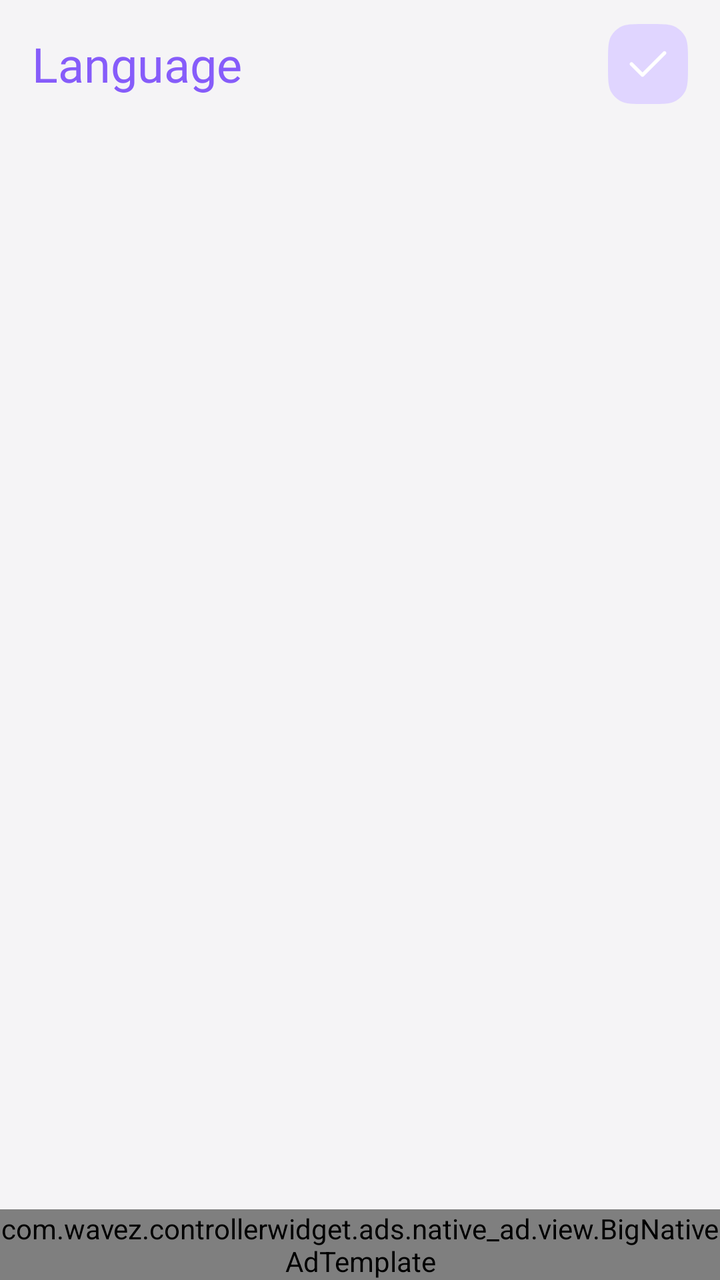
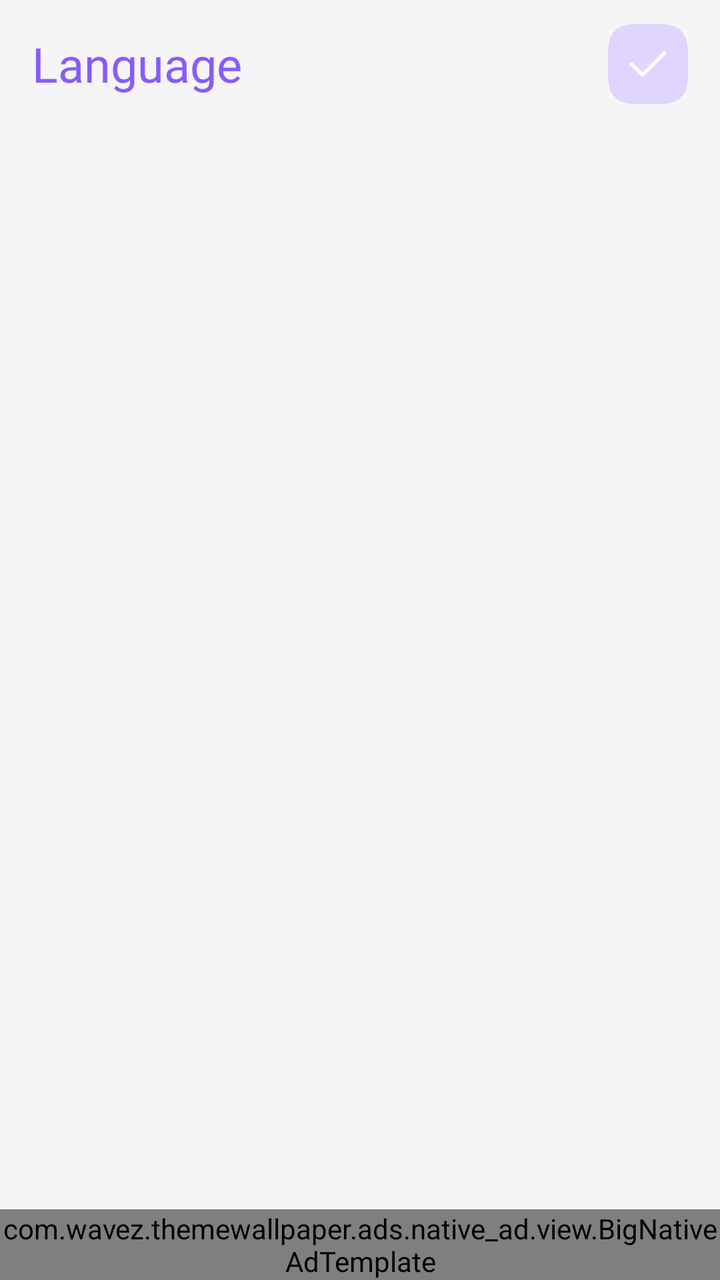

Compare the two renders of this Android layout. The source of the first and the diff that turns it into the second are given below.
<!-- AndroidManifest.xml: application theme Theme.ThemeWallpaper -->
<!-- res/layout/activity_language.xml -->
<?xml version="1.0" encoding="utf-8"?>
<androidx.constraintlayout.widget.ConstraintLayout xmlns:android="http://schemas.android.com/apk/res/android"
    xmlns:app="http://schemas.android.com/apk/res-auto"
    xmlns:tools="http://schemas.android.com/tools"
    android:id="@+id/languageFragment"
    android:layout_width="match_parent"
    android:layout_height="match_parent"
    android:background="@color/surface_2"
    android:orientation="vertical">

    <LinearLayout
        android:id="@+id/toolbar"
        android:layout_width="match_parent"
        android:layout_height="?attr/actionBarSize"
        android:elevation="@dimen/_5sdp"
        android:gravity="center_vertical"
        android:orientation="horizontal"
        android:paddingHorizontal="16dp"
        app:layout_constraintTop_toTopOf="parent">

        <androidx.appcompat.widget.AppCompatTextView
            style="@style/NunitoExtraBold.24"
            android:layout_width="0dp"
            android:layout_height="wrap_content"
            android:layout_weight="1"
            android:text="@string/language"
            android:textColor="@color/surfacePrimaryHighEm" />

        <androidx.appcompat.widget.AppCompatImageView
            android:id="@+id/btnNextLanguage"
            android:layout_width="wrap_content"
            android:layout_height="wrap_content"
            android:background="?selectableItemBackground"
            android:src="@drawable/state_button_check_language"
            android:textAllCaps="false" />

        <androidx.appcompat.widget.AppCompatImageView
            android:id="@+id/btnSave"
            android:layout_width="wrap_content"
            android:layout_height="wrap_content"
            android:background="?selectableItemBackground"
            android:src="@drawable/state_button_check_language"
            android:visibility="gone" />

    </LinearLayout>

    <androidx.recyclerview.widget.RecyclerView
        android:id="@+id/languageRV"
        android:layout_width="match_parent"
        android:layout_height="0dp"
        android:layout_weight="1"
        android:paddingHorizontal="12dp"
        android:paddingTop="8dp"
        app:layoutManager="androidx.recyclerview.widget.LinearLayoutManager"
        app:layout_constraintBottom_toTopOf="@+id/viewAd"
        app:layout_constraintTop_toBottomOf="@+id/toolbar"
        tools:listitem="@layout/item_language" />

    <FrameLayout
        android:id="@+id/viewAd"
        android:layout_width="match_parent"
        android:layout_height="wrap_content"
        app:layout_constraintBottom_toBottomOf="parent">

        <com.wavez.controllerwidget.ads.native_ad.view.BigNativeAdTemplate
            android:id="@+id/nativeLanguage1"
            android:layout_width="match_parent"
            android:layout_height="wrap_content"
            android:layout_gravity="bottom" />

        <com.wavez.controllerwidget.ads.native_ad.view.BigNativeAdTemplate
            android:id="@+id/nativeLanguage2"
            android:layout_width="match_parent"
            android:layout_height="wrap_content"
            android:layout_gravity="bottom"
            android:visibility="gone" />
    </FrameLayout>

</androidx.constraintlayout.widget.ConstraintLayout>
<!-- res/layout/item_language.xml (included above) -->
<?xml version="1.0" encoding="utf-8"?>
<LinearLayout xmlns:android="http://schemas.android.com/apk/res/android"
    android:layout_width="match_parent"
    android:layout_height="wrap_content"
    android:layout_margin="4dp"
    android:background="@drawable/selector_bg_language"
    android:gravity="center_vertical"
    android:orientation="horizontal"
    android:padding="16dp">

    <androidx.appcompat.widget.AppCompatTextView
        android:id="@+id/tvLanguageEn"
        style="@style/NunitoMedium.16"
        android:layout_width="0dp"
        android:layout_height="match_parent"
        android:layout_weight="1"
        android:gravity="center_vertical"
        android:text="@string/app_name"
        android:textColor="@color/textHighEm" />

    <androidx.appcompat.widget.AppCompatTextView
        android:id="@+id/tvLanguage"
        style="@style/NunitoSemiBold.14"
        android:layout_width="wrap_content"
        android:layout_height="match_parent"
        android:text="@string/app_name"
        android:textAlignment="textEnd"
        android:textColor="@color/textHighEm" />
</LinearLayout>
<!-- resources referenced by this layout -->
<resources>
  <color name="surfacePrimaryHighEm">#865CFA</color>
  <color name="surface_2">#F5F4F6</color>
  <color name="textHighEm">#0D0A11</color>
  <dimen name="_5sdp">5dp</dimen>
  <!-- drawable selector_bg_language (drawable) -->
  <?xml version="1.0" encoding="utf-8"?>
  <selector xmlns:android="http://schemas.android.com/apk/res/android">
      <item android:state_selected="false">
          <shape android:shape="rectangle">
              <solid android:color="@color/white" />
              <corners android:radius="16dp" />
          </shape>
      </item>
  
      <item android:state_selected="true">
          <shape android:shape="rectangle">
              <solid android:color="@color/surfacePrimaryLowEm" />
              <stroke android:color="@color/surfacePrimaryHighEm" android:width="1dp"/>
              <corners android:radius="16dp" />
          </shape>
      </item>
  </selector>
  <!-- drawable state_button_check_language (drawable) -->
  <?xml version="1.0" encoding="utf-8"?>
  <selector xmlns:android="http://schemas.android.com/apk/res/android">
      <item android:drawable="@drawable/ic_button_un_checked" android:state_selected="false" />
      <item android:drawable="@drawable/ic_button_checked" android:state_selected="true" />
  </selector>
  <string name="app_name">Themes: Wallpapers &amp; App Icons</string>
  <string name="language">Language</string>
  <style name="NunitoExtraBold.24" parent="NunitoExtraBold">
          <item name="android:textSize">24sp</item>
      </style>
  <style name="NunitoMedium.16" parent="NunitoMedium">
          <item name="android:textSize">16sp</item>
      </style>
  <style name="NunitoSemiBold.14" parent="NunitoSemiBold">
          <item name="android:textSize">14sp</item>
      </style>
  <style name="Theme.ThemeWallpaper" parent="Base.Theme.P67ControllerWidget" />
  <color name="white">#FFFFFFFF</color>
  <color name="surfacePrimaryLowEm">#EEE8FF</color>
  <!-- drawable ic_button_un_checked (drawable) -->
  <vector xmlns:android="http://schemas.android.com/apk/res/android"
      android:width="40dp"
      android:height="40dp"
      android:viewportWidth="40"
      android:viewportHeight="40">
      <path
          android:fillColor="#FFE0D5FF"
          android:pathData="M0 20C0 12.52 0 8.78 1.6 6 2.67 4.18 4.19 2.66 6 1.6 8.78 0 12.52 0 20 0s11.22 0 14 1.6c1.82 1.06 3.34 2.58 4.4 4.4C40 8.78 40 12.52 40 20s0 11.22-1.6 14c-1.06 1.82-2.58 3.34-4.4 4.4C31.22 40 27.48 40 20 40S8.78 40 6 38.4c-1.82-1.06-3.34-2.58-4.4-4.4C0 31.22 0 27.48 0 20Z"/>
      <path
          android:fillColor="#FFFFFFFF"
          android:pathData="M28.9 13.85c0.36 0.36 0.36 0.94 0 1.3l-11 11c-0.36 0.36-0.94 0.36-1.3 0l-5.5-5.5c-0.36-0.36-0.36-0.94 0-1.3 0.36-0.36 0.94-0.36 1.3 0l4.85 4.85L27.6 13.85c0.36-0.36 0.94-0.36 1.3 0Z"/>
  </vector>
  <!-- drawable ic_button_checked: vector/xml drawable (drawable, 2320 chars, omitted) -->
  <style name="NunitoExtraBold" parent="NunitoBase">
          <item name="android:fontFamily">@font/nunito_extra_bold</item>
      </style>
  <style name="NunitoMedium" parent="NunitoBase">
          <item name="android:fontFamily">@font/nunito_medium</item>
      </style>
  <style name="NunitoSemiBold" parent="NunitoBase">
          <item name="android:fontFamily">@font/nunito_semibold</item>
      </style>
  <style name="Base.Theme.P67ControllerWidget" parent="Theme.Material3.Light.NoActionBar">
          
          
          <item name="android:statusBarColor">@color/white</item>
          <item name="android:windowLightStatusBar">false</item>
          <item name="statusBarBackground">@color/white</item>
          <item name="android:windowOptOutEdgeToEdgeEnforcement" tools:targetApi="35">true</item>
  
      </style>
  <style name="NunitoBase">
          <item name="android:fontFamily">@font/nunito</item>
      </style>
</resources>

<!-- the commit's change to res/layout/activity_language.xml (unified diff, before → after) -->
@@ -62,13 +62,13 @@
         android:layout_height="wrap_content"
         app:layout_constraintBottom_toBottomOf="parent">
 
-        <com.wavez.controllerwidget.ads.native_ad.view.BigNativeAdTemplate
+        <com.wavez.themewallpaper.ads.native_ad.view.BigNativeAdTemplate
             android:id="@+id/nativeLanguage1"
             android:layout_width="match_parent"
             android:layout_height="wrap_content"
             android:layout_gravity="bottom" />
 
-        <com.wavez.controllerwidget.ads.native_ad.view.BigNativeAdTemplate
+        <com.wavez.themewallpaper.ads.native_ad.view.BigNativeAdTemplate
             android:id="@+id/nativeLanguage2"
             android:layout_width="match_parent"
             android:layout_height="wrap_content"
